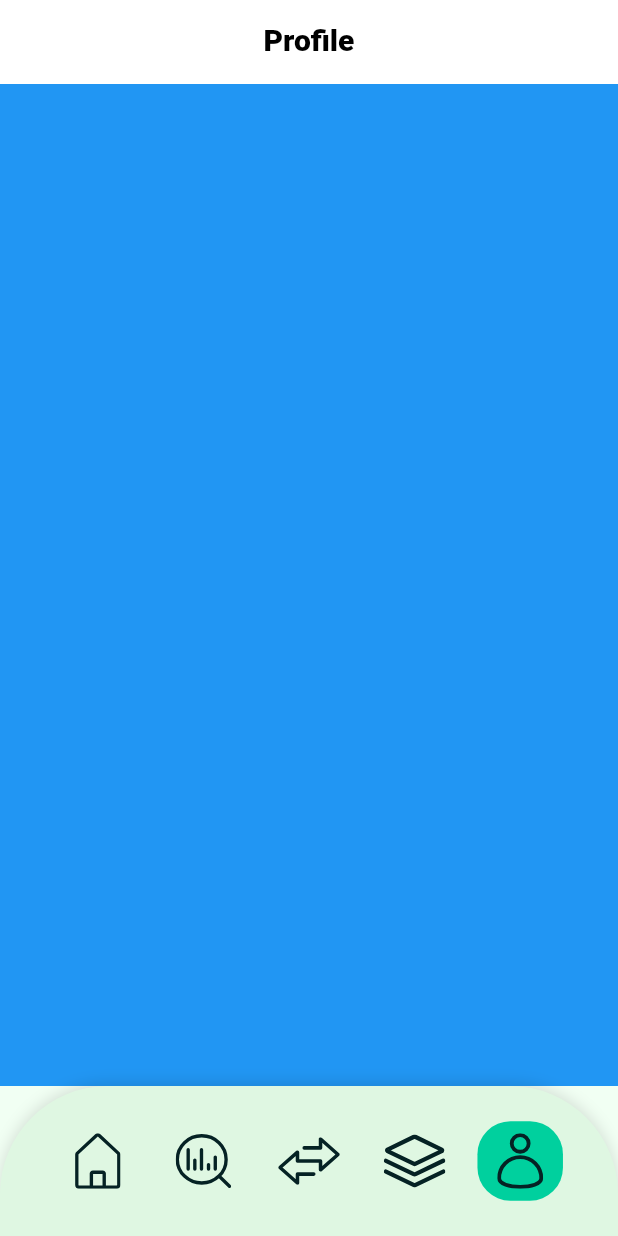
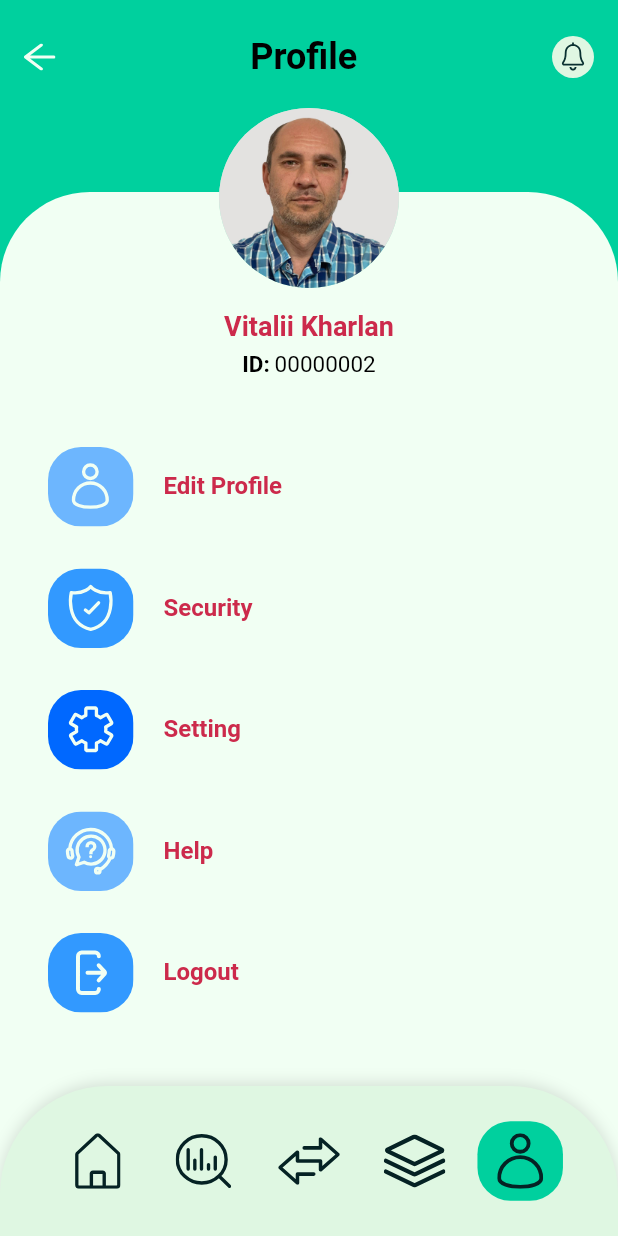
Before and after one commit to VitaliiKharlan/finance_management, a Flutter app: the ProfileScreen screen opened by its route, on a phone screen of 412 x 824 dp. Run offline on Flutter 3.47's test engine with Material 3 defaults, Android fonts, the phone set to English and light mode, and no system bars; our stand-ins replace auto_route, cloud_firestore, easy_localization, equatable, firebase_auth, firebase_core and 6 more; accounts and stored records are empty.

Commit message:
add profile_screen

```diff
--- a/lib/core/theme/app_icons.dart
+++ b/lib/core/theme/app_icons.dart
@@ -27,7 +27,6 @@ abstract class AppIcons {
   /// icons for HomeScreen
   static const iconHomeNotifications =
       '${_basePath}icon_home_notifications.svg';
-
   static const iconHomeIncome = '${_basePath}icon_home_income.svg';
   static const iconHomeExpense = '${_basePath}icon_home_expense.svg';
   static const iconHomeCheck = '${_basePath}icon_home_check.svg';
@@ -37,4 +36,15 @@ abstract class AppIcons {
   static const iconHomeSalary = '${_basePath}icon_home_salary.svg';
   static const iconHomeGroceries = '${_basePath}icon_home_groceries.svg';
   static const iconHomeRent = '${_basePath}icon_home_rent.svg';
+
+  /// icons for ProfileScreen
+  static const iconProfileBringBack = '${_basePath}icon_profile_bring_back.svg';
+  static const iconProfileNotifications =
+      '${_basePath}icon_profile_notifications.svg';
+  static const iconProfileEditProfile =
+      '${_basePath}icon_profile_edit_profile.svg';
+  static const iconProfileSecurity = '${_basePath}icon_profile_security.svg';
+  static const iconProfileSettings = '${_basePath}icon_profile_settings.svg';
+  static const iconProfileHelp = '${_basePath}icon_profile_help.svg';
+  static const iconProfileLogout = '${_basePath}icon_profile_logout.svg';
 }
--- a/lib/core/theme/app_images.dart
+++ b/lib/core/theme/app_images.dart
@@ -1,3 +1,8 @@
 abstract class AppImages {
   // jpg images
+
+  static const _basePath = 'assets/images/';
+
+  /// images for ProfileScreen
+  static const userAvatar = '${_basePath}user_avatar.jpg';
 }
--- a/lib/features/profile/view/profile_screen.dart
+++ b/lib/features/profile/view/profile_screen.dart
@@ -1,5 +1,10 @@
 import 'package:auto_route/auto_route.dart';
 import 'package:flutter/material.dart';
+import 'package:flutter_svg/svg.dart';
+
+import '../../../core/theme/app_icons.dart';
+import '../../../core/theme/app_images.dart';
+import '../widgets/profile_menu_item.dart';
 
 @RoutePage()
 class ProfileScreen extends StatelessWidget {
@@ -7,24 +12,142 @@ class ProfileScreen extends StatelessWidget {
 
   @override
   Widget build(BuildContext context) {
-    final theme = Theme.of(context);
-
     return Scaffold(
-      appBar: AppBar(
-        backgroundColor: Color(0xFFFFFFFF),
-        iconTheme: IconThemeData(color: Color(0xFF000000)),
-        centerTitle: true,
-        automaticallyImplyLeading: false,
-        title: Center(
-          child: Text(
-            'Profile',
-            style: theme.appBarTheme.titleTextStyle,
-            textAlign: TextAlign.center,
-          ),
+      backgroundColor: const Color(0xFF00D09E),
+      body: SafeArea(
+        child: Stack(
+          children: [
+            Column(
+              children: [
+                Padding(
+                  padding: const EdgeInsets.symmetric(
+                    horizontal: 16,
+                    vertical: 20,
+                  ),
+                  child: Row(
+                    children: [
+                      SvgPicture.asset(AppIcons.iconProfileBringBack),
+                      const Spacer(),
+                      const Text(
+                        'Profile',
+                        style: TextStyle(
+                          fontSize: 24,
+                          fontWeight: FontWeight.bold,
+                          color: Colors.black,
+                        ),
+                      ),
+                      const Spacer(),
+                      SvgPicture.asset(
+                        AppIcons.iconHomeNotifications,
+                        width: 28,
+                        height: 28,
+                      ),
+                    ],
+                  ),
+                ),
+                SizedBox(height: 52),
+                Expanded(
+                  child: Container(
+                    width: double.infinity,
+                    decoration: const BoxDecoration(
+                      color: Color(0xFFF1FFF3),
+                      borderRadius: BorderRadius.only(
+                        topLeft: Radius.circular(60),
+                        topRight: Radius.circular(60),
+                      ),
+                    ),
+                    child: SingleChildScrollView(
+                      padding: const EdgeInsets.symmetric(
+                        horizontal: 24,
+                        vertical: 24,
+                      ),
+                      child: Column(
+                        crossAxisAlignment: CrossAxisAlignment.start,
+                        children: [
+                          const Center(
+                            child: Column(
+                              children: [
+                                SizedBox(height: 52),
+                                Text(
+                                  'Vitalii Kharlan',
+                                  style: TextStyle(
+                                    fontWeight: FontWeight.bold,
+                                    fontSize: 18,
+                                  ),
+                                ),
+                                Text.rich(
+                                  TextSpan(
+                                    children: [
+                                      TextSpan(
+                                        text: 'ID: ',
+                                        style: TextStyle(
+                                          fontWeight: FontWeight.bold,
+                                          color: Colors.black,
+                                        ),
+                                      ),
+                                      TextSpan(
+                                        text: '00000002',
+                                        style: TextStyle(
+                                          fontWeight: FontWeight.normal,
+                                          color: Colors.black,
+                                        ),
+                                      ),
+                                    ],
+                                  ),
+                                ),
+                              ],
+                            ),
+                          ),
+                          const SizedBox(height: 30),
+                          ProfileMenuItem(
+                            iconAsset: AppIcons.iconProfileEditProfile,
+                            title: 'Edit Profile',
+                            onTap: () {},
+                          ),
+                          ProfileMenuItem(
+                            iconAsset: AppIcons.iconProfileSecurity,
+                            title: 'Security',
+                            onTap: () {},
+                          ),
+                          ProfileMenuItem(
+                            iconAsset: AppIcons.iconProfileSettings,
+                            title: 'Setting',
+                            onTap: () {},
+                          ),
+                          ProfileMenuItem(
+                            iconAsset: AppIcons.iconProfileHelp,
+                            title: 'Help',
+                            onTap: () {},
+                          ),
+                          ProfileMenuItem(
+                            iconAsset: AppIcons.iconProfileLogout,
+                            title: 'Logout',
+                            onTap: () {},
+                          ),
+                        ],
+                      ),
+                    ),
+                  ),
+                ),
+              ],
+            ),
+            Positioned(
+              top: 72,
+              left: 0,
+              right: 0,
+              child: Center(
+                child: Container(
+                  decoration: BoxDecoration(shape: BoxShape.circle),
+                  child: CircleAvatar(
+                    radius: 60,
+                    backgroundImage: AssetImage(AppImages.userAvatar),
+                  ),
+                ),
+              ),
+            ),
+          ],
         ),
       ),
-
-      body: Container(color: Colors.blue),
     );
   }
 }
--- /dev/null
+++ b/lib/features/profile/widgets/profile_menu_item.dart
@@ -0,0 +1,37 @@
+import 'package:flutter/material.dart';
+import 'package:flutter_svg/svg.dart';
+
+class ProfileMenuItem extends StatelessWidget {
+  const ProfileMenuItem({
+    super.key,
+    required this.iconAsset,
+    required this.title,
+    this.onTap,
+  });
+
+  final String iconAsset;
+  final String title;
+  final VoidCallback? onTap;
+
+  @override
+  Widget build(BuildContext context) {
+    return InkWell(
+      onTap: onTap,
+      borderRadius: BorderRadius.circular(12),
+      child: Padding(
+        padding: const EdgeInsets.symmetric(horizontal: 8, vertical: 14),
+        child: Row(
+          children: [
+            SvgPicture.asset(iconAsset, width: 57, height: 53),
+
+            const SizedBox(width: 20),
+            Text(
+              title,
+              style: const TextStyle(fontSize: 16, fontWeight: FontWeight.bold),
+            ),
+          ],
+        ),
+      ),
+    );
+  }
+}
```
Also changed, not shown: assets/icons/icon_profile_bring_back.svg (added), assets/icons/icon_profile_edit_profile.svg (added), assets/icons/icon_profile_help.svg (added), assets/icons/icon_profile_logout.svg (added), assets/icons/icon_profile_notifications.svg (added), assets/icons/icon_profile_security.svg (added), assets/icons/icon_profile_settings.svg (added), assets/images/user_avatar.jpg (added).
